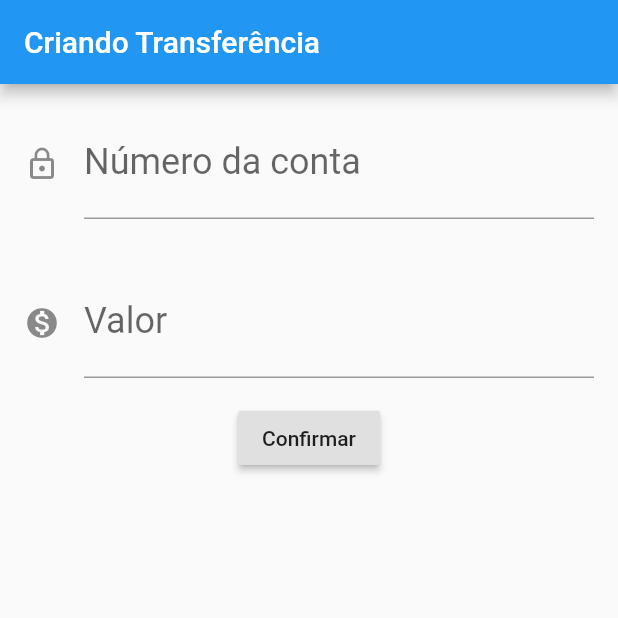
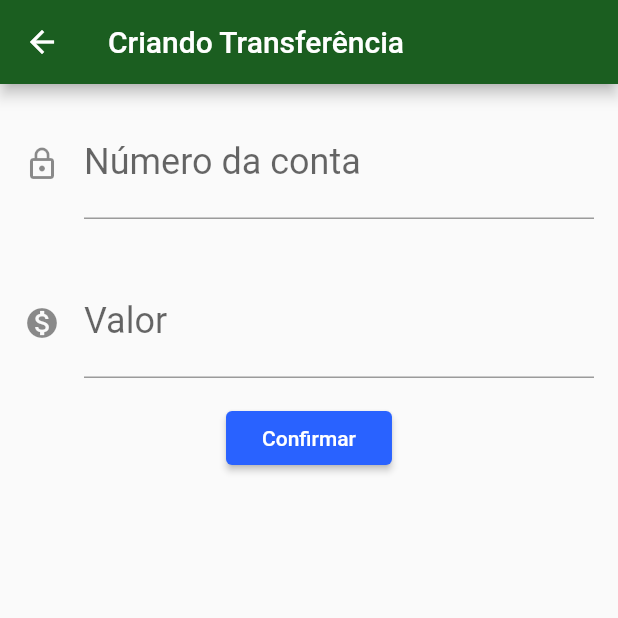
Before and after one commit to CaioGomes08/ByteBank, a Flutter app: the FormularioTransferencia screen opened directly, after a tap on "Confirmar", on a phone screen of 412 x 824 dp, the top half of it. Run offline on Flutter 3.47's test engine with Material 2 defaults, Android fonts, the phone set to English and light mode, and no system bars.

```diff
--- /dev/null
+++ b/lib/components/editor.dart
@@ -0,0 +1,37 @@
+// Editor
+import 'package:flutter/material.dart';
+
+class Editor extends StatelessWidget {
+  final TextEditingController controlador;
+  final String rotulo;
+  final String dica;
+  final IconData icone;
+
+  Editor({
+    this.controlador,
+    this.rotulo,
+    this.dica,
+    this.icone,
+  });
+
+  @override
+  Widget build(BuildContext context) {
+    return Container(
+      child: Padding(
+        padding: const EdgeInsets.all(16.0),
+        child: TextField(
+          controller: controlador,
+          style: TextStyle(
+            fontSize: 24.0,
+          ),
+          decoration: InputDecoration(
+            icon: icone != null ? Icon(icone) : null,
+            labelText: rotulo,
+            hintText: dica,
+          ),
+          keyboardType: TextInputType.number,
+        ),
+      ),
+    );
+  }
+}
--- a/lib/main.dart
+++ b/lib/main.dart
@@ -1,3 +1,4 @@
+import 'package:bytebank/screens/transferencia/lista.dart';
 import 'package:flutter/material.dart';
 
 void main() => runApp(BytebankApp());
@@ -6,158 +7,16 @@ class BytebankApp extends StatelessWidget {
   @override
   Widget build(BuildContext context) {
     return MaterialApp(
-      home: Scaffold(
-        body: FormularioTransferencia(),
+      theme: ThemeData(
+        primaryColor: Colors.green[900],
+        accentColor: Colors.blueAccent[700],
+        buttonTheme: ButtonThemeData(
+          buttonColor: Colors.blueAccent[700],
+          textTheme: ButtonTextTheme.primary,
+        ),
       ),
-      debugShowCheckedModeBanner: true,
+      home: ListaTransferencias(),
+      debugShowCheckedModeBanner: false,
     );
   }
 }
-
-// Criando o Formulário de Transferencia
-class FormularioTransferencia extends StatelessWidget {
-  final TextEditingController _controladorCampoNumeroConta =
-      TextEditingController();
-  final TextEditingController _controladorCampoValor = TextEditingController();
-
-  @override
-  Widget build(BuildContext context) {
-    return Scaffold(
-      appBar: AppBar(
-        title: Text('Criando Transferência'),
-      ),
-      body: Column(
-        children: <Widget>[
-          Editor(
-            controlador: _controladorCampoNumeroConta,
-            dica: '0000',
-            rotulo: 'Número da conta',
-            icone: Icons.lock_outline,
-          ),
-          Editor(
-            controlador: _controladorCampoValor,
-            dica: '000.0',
-            icone: Icons.monetization_on,
-            rotulo: 'Valor',
-          ),
-          SalvarTransferencia(
-              _controladorCampoNumeroConta, _controladorCampoValor)
-        ],
-      ),
-    );
-  }
-}
-
-class SalvarTransferencia extends StatelessWidget {
-  final TextEditingController _numeroConta;
-  final TextEditingController _valor;
-
-  SalvarTransferencia(this._numeroConta, this._valor);
-
-  @override
-  Widget build(BuildContext context) {
-    return Container(
-      child: RaisedButton(
-        onPressed: () {
-          final int numeroConta = int.tryParse(_numeroConta.text);
-          final double valor = double.tryParse(_valor.text);
-
-          if (numeroConta != null && valor != null) {
-            final transferenciaCriada = Transferencia(valor, numeroConta);
-            Scaffold.of(context).showSnackBar(
-              SnackBar(
-                content: Text('$transferenciaCriada'),
-              ),
-            );
-          }
-        },
-        child: Text('Confirmar'),
-      ),
-    );
-  }
-}
-
-// Editor
-class Editor extends StatelessWidget {
-  final TextEditingController controlador;
-  final String rotulo;
-  final String dica;
-  final IconData icone;
-
-  Editor({this.controlador, this.rotulo, this.dica, this.icone});
-
-  @override
-  Widget build(BuildContext context) {
-    return Container(
-      child: Padding(
-        padding: const EdgeInsets.all(16.0),
-        child: TextField(
-          controller: controlador,
-          style: TextStyle(
-            fontSize: 24.0,
-          ),
-          decoration: InputDecoration(
-            icon: Icon(icone),
-            labelText: rotulo,
-            hintText: dica,
-          ),
-          keyboardType: TextInputType.number,
-        ),
-      ),
-    );
-  }
-}
-
-// Criando a Lista de Transferencias
-class ListaTransferencias extends StatelessWidget {
-  @override
-  Widget build(BuildContext context) {
-    return Scaffold(
-      appBar: AppBar(
-        title: Text('Transferências'),
-      ),
-      body: Column(
-        children: <Widget>[
-          ItemTransferencia(Transferencia(300.5, 3323)),
-          ItemTransferencia(Transferencia(2000.5, 4343)),
-          ItemTransferencia(Transferencia(1000, 1234))
-        ],
-      ),
-      floatingActionButton: FloatingActionButton(
-        onPressed: () {},
-        child: Icon(Icons.add),
-      ),
-    );
-  }
-}
-
-// Criando um Item transferencia
-class ItemTransferencia extends StatelessWidget {
-  final Transferencia _transferencia;
-
-  ItemTransferencia(this._transferencia);
-
-  @override
-  Widget build(BuildContext context) {
-    return Card(
-      child: ListTile(
-        leading: Icon(Icons.monetization_on),
-        title: Text(this._transferencia.valor.toString()),
-        subtitle: Text(this._transferencia.numeroConta.toString()),
-      ),
-    );
-  }
-}
-
-// Model de Transferencia
-class Transferencia {
-  final double valor;
-  final int numeroConta;
-
-  Transferencia(this.valor, this.numeroConta);
-
-  @override
-  String toString() {
-    return 'Transferência -- Valor: $valor, Número Conta: $numeroConta';
-  }
-}
--- /dev/null
+++ b/lib/models/transferencia.dart
@@ -0,0 +1,15 @@
+// Model de Transferencia
+class Transferencia {
+  final double valor;
+  final int numeroConta;
+
+  Transferencia(
+    this.valor,
+    this.numeroConta,
+  );
+
+  @override
+  String toString() {
+    return 'Transferência -- Valor: $valor, Número Conta: $numeroConta';
+  }
+}
--- /dev/null
+++ b/lib/screens/transferencia/formulario.dart
@@ -0,0 +1,69 @@
+// Criando o Formulário de Transferencia
+import 'package:bytebank/components/editor.dart';
+import 'package:bytebank/models/transferencia.dart';
+import 'package:flutter/material.dart';
+
+const _tituloAppBar =  'Criando Transferência';
+
+const _dicaCampoConta = '0000';
+const _dicaCampoValor = '000.0';
+
+const _rotuloCampoConta = 'Número da conta';
+const _rotuloCampoValor = 'Valor';
+
+const _buttonConfirmar = 'Confirmar';
+
+class FormularioTransferencia extends StatefulWidget {
+  @override
+  State<StatefulWidget> createState() {
+    return FormularioTransferenciaState();
+  }
+}
+
+class FormularioTransferenciaState extends State<FormularioTransferencia> {
+
+  final TextEditingController _controladorCampoNumeroConta =
+      TextEditingController();
+  final TextEditingController _controladorCampoValor = TextEditingController();
+
+  @override
+  Widget build(BuildContext context) {
+    return Scaffold(
+      appBar: AppBar(
+        title: Text(_tituloAppBar),
+      ),
+      body: SingleChildScrollView(
+        child: Column(
+          children: <Widget>[
+            Editor(
+              controlador: _controladorCampoNumeroConta,
+              dica: _dicaCampoConta,
+              rotulo: _rotuloCampoConta,
+              icone: Icons.lock_outline,
+            ),
+            Editor(
+              controlador: _controladorCampoValor,
+              dica: _dicaCampoValor,
+              icone: Icons.monetization_on,
+              rotulo: _rotuloCampoValor,
+            ),
+            RaisedButton(
+              onPressed: () => _criaTransferencia(context),
+              child: Text(_buttonConfirmar),
+            ),
+          ],
+        ),
+      ),
+    );
+  }
+
+  void _criaTransferencia(BuildContext context) {
+    final int numeroConta = int.tryParse(_controladorCampoNumeroConta.text);
+    final double valor = double.tryParse(_controladorCampoValor.text);
+
+    if (numeroConta != null && valor != null) {
+      final transferenciaCriada = Transferencia(valor, numeroConta);
+      Navigator.pop(context, transferenciaCriada);
+    }
+  }
+}
```
Also changed, not shown: lib/screens/transferencia/lista.dart (added, +71 -0 lines), 1 other file.
